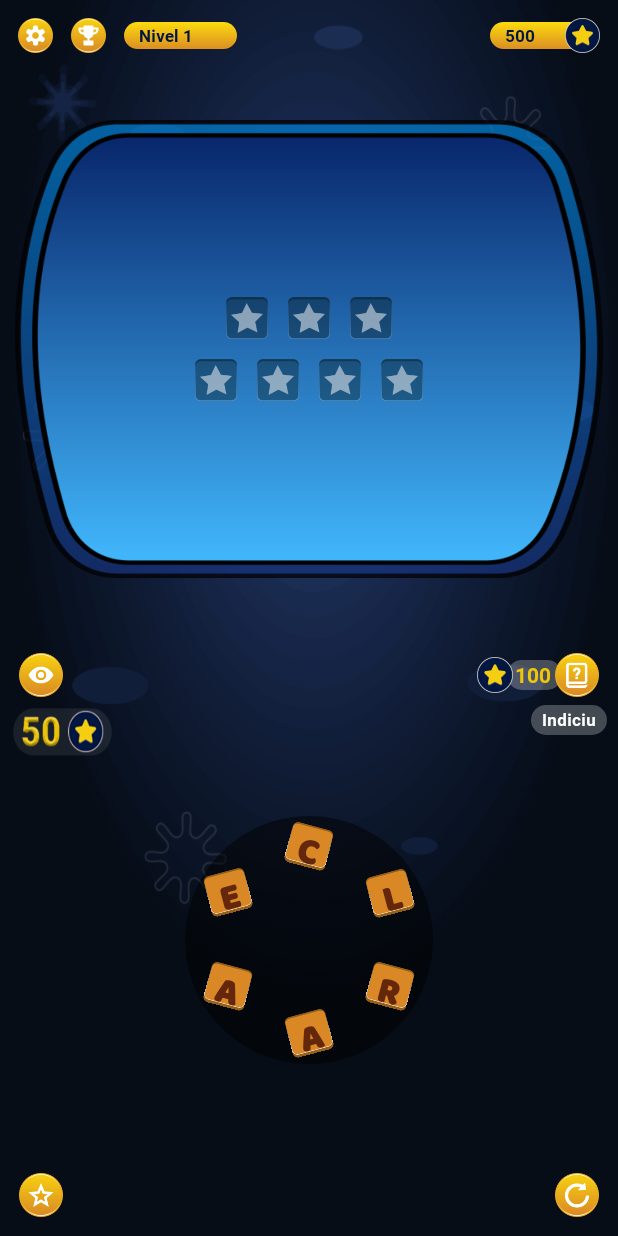
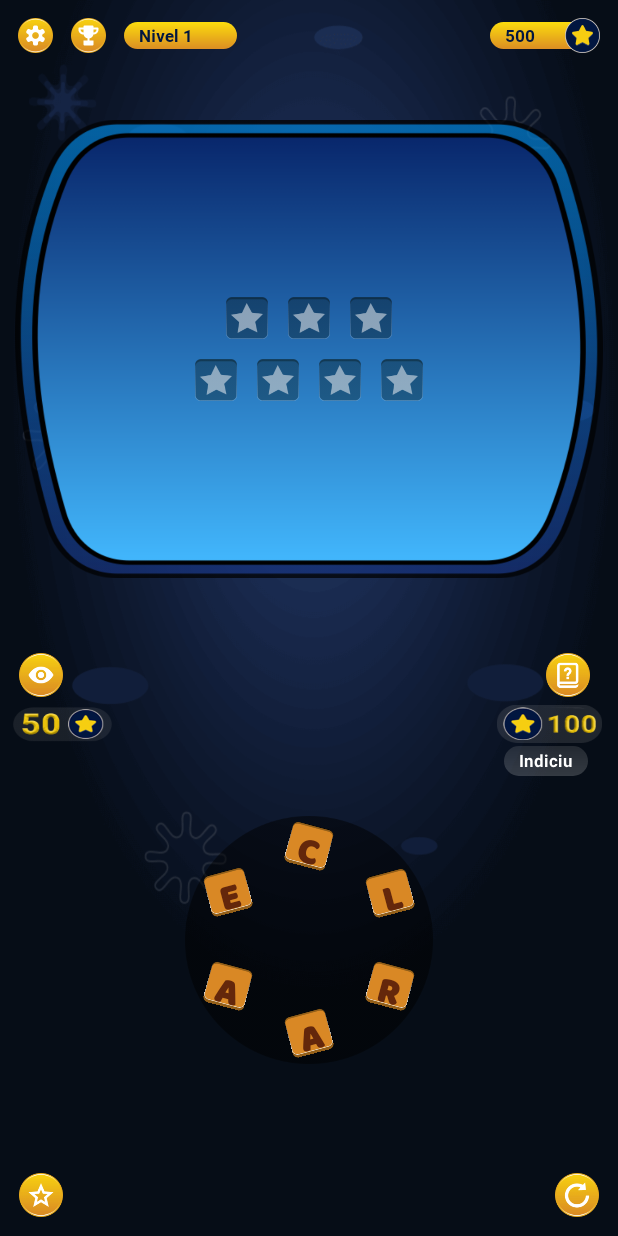
Before and after one commit to 23botnari/WordFunGit, an Android app: the GameActivity screen opened directly, with no data from a screen before it, on a phone screen of 412 x 824 dp. Run offline under Robolectric (Android 15) with nearby library versions, the phone set to English and light mode, and no system bars; our stand-ins replace AdMob; libraries missing offline, so code that uses them is left out: com.plattysoft.leonids, net.sqlcipher, net.sqlcipher.database, nl.dionsegijn.konfetti; pictures from the network do not load; 1 statement that could not run was skipped.

Commit message:
Last up 1800

```diff
--- a/app/src/main/res/drawable/background_fill.xml
+++ b/app/src/main/res/drawable/background_fill.xml
@@ -1,7 +1,7 @@
 <?xml version="1.0" encoding="UTF-8"?>
 <shape xmlns:android="http://schemas.android.com/apk/res/android" >
 
-   <solid android:color="#9f9f9f"/>
+   <solid android:color="@color/navy"/>
 
     <corners android:radius="15dp" />
 
--- a/app/src/main/res/drawable/background_text.xml
+++ b/app/src/main/res/drawable/background_text.xml
@@ -8,6 +8,7 @@
         android:height="20dp" />
     <gradient
         android:angle="90"
-        android:endColor="@color/trans_white"
-        android:startColor="@color/trans_white" />
+        android:endColor="#309f9f9f"
+        android:startColor="#30f9f9f9" />
+        android:opacity="0.1"
 </shape>
--- a/app/src/main/res/layout/activity_achieve.xml
+++ b/app/src/main/res/layout/activity_achieve.xml
@@ -60,7 +60,7 @@
                             android:layout_marginBottom="10dp"
                             android:fontFamily="@font/baloo_chettan"
                             android:gravity="center"
-                            android:text="Beginner"
+                            android:text="Începător"
                             android:textColor="@color/yellow"
                             android:textSize="@dimen/txt_setting" />
 
@@ -137,7 +137,7 @@
                             android:layout_marginBottom="10dp"
                             android:fontFamily="@font/baloo_chettan"
                             android:gravity="center"
-                            android:text="Intermediate"
+                            android:text="Intermediar"
                             android:textColor="@color/yellow"
                             android:textSize="@dimen/txt_setting" />
 
--- a/app/src/main/res/layout/activity_basic.xml
+++ b/app/src/main/res/layout/activity_basic.xml
@@ -28,7 +28,7 @@
                 android:layout_width="wrap_content"
                 android:layout_height="wrap_content"
                 android:fontFamily="@font/baloo_chettan"
-                android:text="Beginner"
+                android:text="Începător"
                 android:textColor="@color/yellow"
                 android:textSize="@dimen/word_w" />
 
--- a/app/src/main/res/layout/activity_game.xml
+++ b/app/src/main/res/layout/activity_game.xml
@@ -56,7 +56,6 @@
                         android:text="Nivel"
                         android:textColor="@color/navy"
                         android:textSize="@dimen/button_text" />
-
 
 
                     <RelativeLayout
@@ -139,7 +138,7 @@
                             <ImageView
                                 android:id="@+id/imageView"
                                 android:layout_width="70dp"
-                                android:layout_height="35dp"
+                                android:layout_height="25dp"
                                 android:background="@drawable/admoney"
                                 android:paddingLeft="0dp"
                                 android:paddingTop="5dp"
@@ -150,10 +149,10 @@
 
                         <LinearLayout
                             android:id="@+id/btn_hint"
-                            android:layout_width="wrap_content"
-                            android:layout_height="wrap_content"
+                            android:layout_width="97dp"
+                            android:layout_height="129dp"
                             android:layout_alignParentRight="true"
-                            android:layout_marginRight="7dp"
+                            android:layout_marginRight="8dp"
                             android:orientation="vertical">
                             <!--  <RelativeLayout
                             android:id="@+id/dollar"
@@ -203,53 +202,56 @@
                                 android:layout_width="wrap_content"
                                 android:layout_height="wrap_content">
 
-                                <TextView
-                                    android:layout_width="wrap_content"
-                                    android:layout_height="wrap_content"
-                                    android:layout_gravity="center_vertical"
-                                    android:layout_marginLeft="@dimen/margin_dollar"
-                                    android:layout_marginRight="@dimen/button_s"
-                                    android:background="@drawable/background_text"
-                                    android:fontFamily="@font/roboto_bold"
-                                    android:paddingLeft="5dp"
-                                    android:paddingRight="7dp"
-                                    android:text="100"
-                                    android:textColor="#EEC60B" />
+                            </FrameLayout>
 
-                                <ImageView
-                                    android:layout_width="@dimen/button_dollar"
-                                    android:layout_height="@dimen/button_dollar"
-                                    android:layout_gravity="center_vertical"
-                                    android:src="@drawable/star" />
+                            <LinearLayout
+                                android:layout_width="86dp"
+                                android:layout_height="wrap_content"
+                                android:layout_gravity="right"
+                                android:gravity="center"
+                                android:orientation="vertical">
 
                                 <ImageView
                                     android:layout_width="@dimen/button"
                                     android:layout_height="@dimen/button"
                                     android:layout_gravity="center_vertical|end"
+                                    android:layout_marginEnd="5dp"
+                                    android:layout_marginRight="5dp"
                                     android:padding="5dp"
                                     android:src="@drawable/ic_hint" />
-                            </FrameLayout>
 
-                            <LinearLayout
-                                android:layout_width="wrap_content"
-                                android:layout_height="wrap_content"
-                                android:layout_gravity="right"
-                                android:gravity="center"
-                                android:orientation="vertical">
+                                <ImageView
+                                    android:id="@+id/imageView3"
+                                    android:layout_width="70dp"
+                                    android:layout_height="25dp"
+                                    android:layout_marginStart="5dp"
+                                    android:layout_marginLeft="5dp"
+                                    android:background="@drawable/hintmoney"
+                                    android:paddingLeft="0dp"
+                                    android:paddingTop="5dp"
+                                    android:paddingRight="5dp"
+                                    android:paddingBottom="5dp" />
 
                                 <TextView
                                     android:layout_width="wrap_content"
-                                    android:layout_height="match_parent"
+                                    android:layout_height="wrap_content"
                                     android:layout_gravity="center"
+                                    android:layout_marginStart="3dp"
+                                    android:layout_marginLeft="3dp"
+                                    android:layout_marginTop="2dp"
                                     android:background="@drawable/background_text"
                                     android:fontFamily="@font/roboto_bold"
                                     android:gravity="center"
-                                    android:paddingLeft="7dp"
-                                    android:paddingRight="7dp"
+                                    android:paddingLeft="10dp"
+                                    android:paddingRight="10dp"
+                                    android:rotation="-360"
+                                    android:rotationX="-360"
+                                    android:rotationY="-360"
                                     android:singleLine="true"
                                     android:text="Indiciu"
                                     android:textColor="@color/white"
                                     android:textSize="@dimen/button_text" />
+
                             </LinearLayout>
 
 
--- a/app/src/main/res/layout/activity_inter.xml
+++ b/app/src/main/res/layout/activity_inter.xml
@@ -28,7 +28,7 @@
                 android:layout_width="wrap_content"
                 android:layout_height="wrap_content"
                 android:fontFamily="@font/baloo_chettan"
-                android:text="Intermediate"
+                android:text="Intermediar"
                 android:textColor="@color/yellow"
                 android:textSize="@dimen/word_w" />
 
--- a/app/src/main/res/values/strings.xml
+++ b/app/src/main/res/values/strings.xml
@@ -4,5 +4,5 @@
 
         <!--Admob Test ads replace with live ids-->
         <string name="adMob_application_id">ca-app-pub-8933527043626437~5324850422</string>
-        <string name="admob_interstitial_ad">ca-app-pub-8933527043626437/7156806849</string>
+        <string name="admob_interstitial_ad">ca-app-pub-8933527043626437/3582192219</string>
 </resources>
```
Also changed, not shown: app/src/main/java/com/games/wordfun/GameActivity.java (+22 -6 lines), app/src/main/java/com/games/wordfun/Settings.java (+5 -3 lines), app/src/main/res/drawable/hintmoney.png, app/src/main/res/drawable/lbl_achievement.png.
